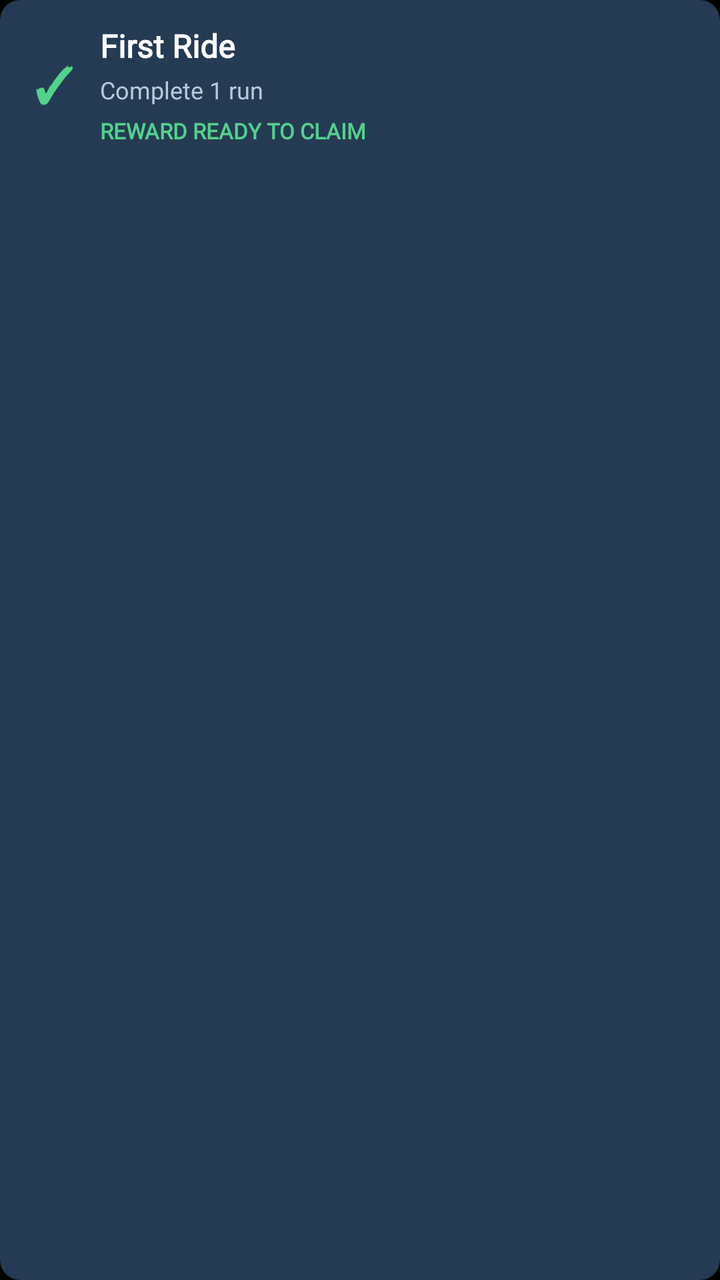
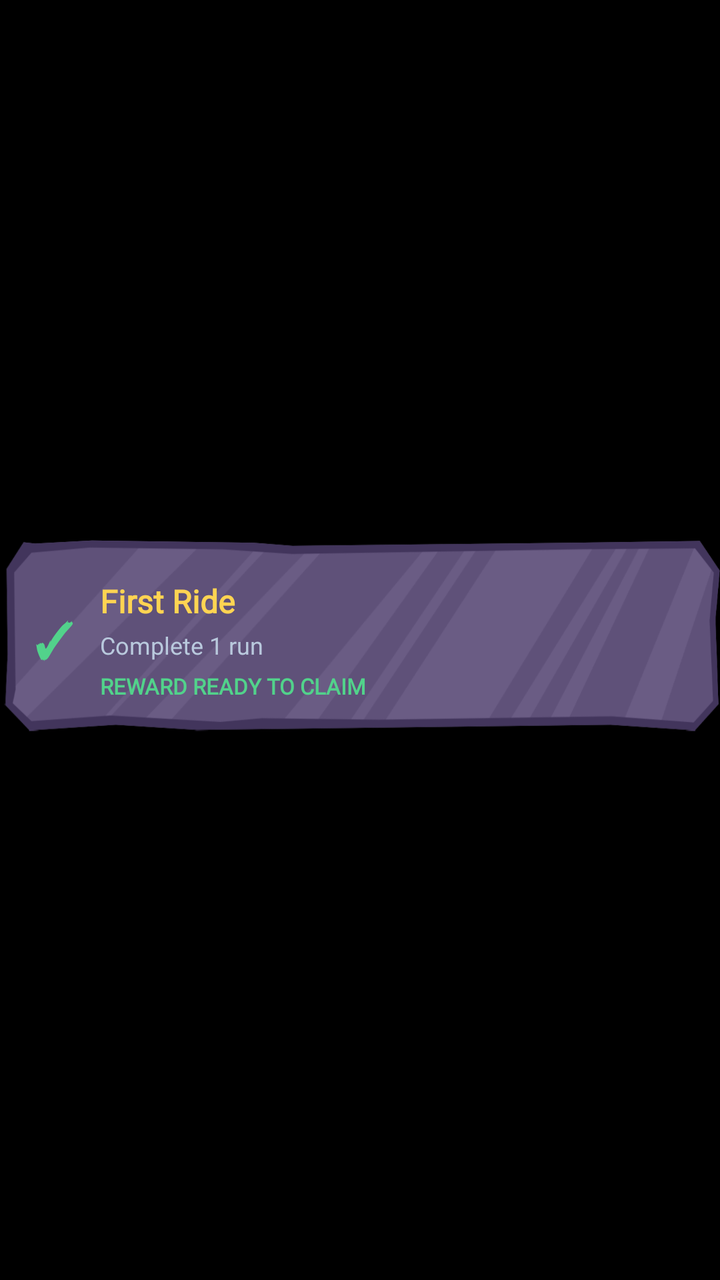

Screens rendered from an Android XML layout before and after an edit, with the pre-edit source and the edit as a unified diff.
<!-- AndroidManifest.xml: application theme Theme.RollerRush -->
<!-- res/layout/item_completed_mission.xml -->
<?xml version="1.0" encoding="utf-8"?>
<androidx.cardview.widget.CardView
    xmlns:android="http://schemas.android.com/apk/res/android"
    xmlns:app="http://schemas.android.com/apk/res-auto"
    android:layout_width="match_parent"
    android:layout_height="wrap_content"
    android:layout_marginBottom="8dp"
    android:backgroundTint="#253B53"
    app:cardCornerRadius="10dp"
    app:cardElevation="2dp">

    <LinearLayout
        android:layout_width="match_parent"
        android:layout_height="wrap_content"
        android:orientation="horizontal"
        android:gravity="center_vertical"
        android:padding="12dp">

        <TextView
            android:layout_width="30dp"
            android:layout_height="wrap_content"
            android:text="✓"
            android:textColor="#52D28B"
            android:textSize="24sp"
            android:textStyle="bold"
            android:gravity="center" />

        <LinearLayout
            android:layout_width="0dp"
            android:layout_height="wrap_content"
            android:layout_weight="1"
            android:orientation="vertical"
            android:layout_marginStart="8dp">

            <TextView
                android:id="@+id/completedMissionName"
                android:layout_width="match_parent"
                android:layout_height="wrap_content"
                android:text="First Ride"
                android:fontFamily="@font/new_font"
                android:textColor="#FFFFFF"
                android:textSize="16sp"
                android:textStyle="bold" />

            <TextView
                android:id="@+id/completedMissionDescription"
                android:layout_width="match_parent"
                android:layout_height="wrap_content"
                android:layout_marginTop="3dp"
                android:text="Complete 1 run"
                android:fontFamily="@font/count_font"
                android:textColor="#B9C9DD"
                android:textSize="12sp" />

            <TextView
                android:id="@+id/completedMissionRewardHint"
                android:layout_width="match_parent"
                android:layout_height="wrap_content"
                android:layout_marginTop="5dp"
                android:text="REWARD READY TO CLAIM"
                android:fontFamily="@font/new_font"
                android:textColor="#52D28B"
                android:textSize="11sp"
                android:textStyle="bold" />

        </LinearLayout>

    </LinearLayout>

</androidx.cardview.widget.CardView>
<!-- resources referenced by this layout -->
<resources>
  <style name="Theme.RollerRush" parent="Theme.AppCompat.NoActionBar">
          <item name="android:windowFullscreen">true</item>
          <item name="android:windowBackground">@android:color/black</item>
      </style>
</resources>

<!-- the commit's change to res/layout/item_completed_mission.xml (unified diff, before → after) -->
@@ -1,5 +1,5 @@
 <?xml version="1.0" encoding="utf-8"?>
-<androidx.cardview.widget.CardView
+<androidx.constraintlayout.widget.ConstraintLayout
     xmlns:android="http://schemas.android.com/apk/res/android"
     xmlns:app="http://schemas.android.com/apk/res-auto"
     android:layout_width="match_parent"
@@ -9,36 +9,51 @@
     app:cardCornerRadius="10dp"
     app:cardElevation="2dp">
 
+    <ImageView
+        android:layout_width="match_parent"
+        android:layout_height="100dp"
+        android:scaleType="fitXY"
+        android:src="@drawable/mission_panel_bg"
+        app:layout_constraintBottom_toBottomOf="parent"
+        app:layout_constraintEnd_toEndOf="parent"
+        app:layout_constraintStart_toStartOf="parent"
+        app:layout_constraintTop_toTopOf="parent" />
+
     <LinearLayout
+        android:id="@+id/linearLayout"
         android:layout_width="match_parent"
         android:layout_height="wrap_content"
+        android:gravity="center_vertical"
         android:orientation="horizontal"
-        android:gravity="center_vertical"
-        android:padding="12dp">
+        android:padding="12dp"
+        app:layout_constraintBottom_toBottomOf="parent"
+        app:layout_constraintEnd_toEndOf="parent"
+        app:layout_constraintStart_toStartOf="parent"
+        app:layout_constraintTop_toTopOf="parent">
 
         <TextView
             android:layout_width="30dp"
             android:layout_height="wrap_content"
+            android:gravity="center"
             android:text="✓"
             android:textColor="#52D28B"
             android:textSize="24sp"
-            android:textStyle="bold"
-            android:gravity="center" />
+            android:textStyle="bold" />
 
         <LinearLayout
             android:layout_width="0dp"
             android:layout_height="wrap_content"
+            android:layout_marginStart="8dp"
             android:layout_weight="1"
-            android:orientation="vertical"
-            android:layout_marginStart="8dp">
+            android:orientation="vertical">
 
             <TextView
                 android:id="@+id/completedMissionName"
                 android:layout_width="match_parent"
                 android:layout_height="wrap_content"
+                android:fontFamily="@font/new_font"
                 android:text="First Ride"
-                android:fontFamily="@font/new_font"
-                android:textColor="#FFFFFF"
+                android:textColor="#FFD452"
                 android:textSize="16sp"
                 android:textStyle="bold" />
 
@@ -47,8 +62,8 @@
                 android:layout_width="match_parent"
                 android:layout_height="wrap_content"
                 android:layout_marginTop="3dp"
+                android:fontFamily="@font/count_font"
                 android:text="Complete 1 run"
-                android:fontFamily="@font/count_font"
                 android:textColor="#B9C9DD"
                 android:textSize="12sp" />
 
@@ -57,8 +72,8 @@
                 android:layout_width="match_parent"
                 android:layout_height="wrap_content"
                 android:layout_marginTop="5dp"
+                android:fontFamily="@font/new_font"
                 android:text="REWARD READY TO CLAIM"
-                android:fontFamily="@font/new_font"
                 android:textColor="#52D28B"
                 android:textSize="11sp"
                 android:textStyle="bold" />
@@ -67,4 +82,4 @@
 
     </LinearLayout>
 
-</androidx.cardview.widget.CardView>
+</androidx.constraintlayout.widget.ConstraintLayout>
<!-- resource entries referenced after the edit -->
@@ -1,5 +1,6 @@
 <!-- resources referenced by this layout -->
 <resources>
+  <!-- drawable mission_panel_bg: png bitmap (drawable, 43335 bytes) -->
   <style name="Theme.RollerRush" parent="Theme.AppCompat.NoActionBar">
           <item name="android:windowFullscreen">true</item>
           <item name="android:windowBackground">@android:color/black</item>
